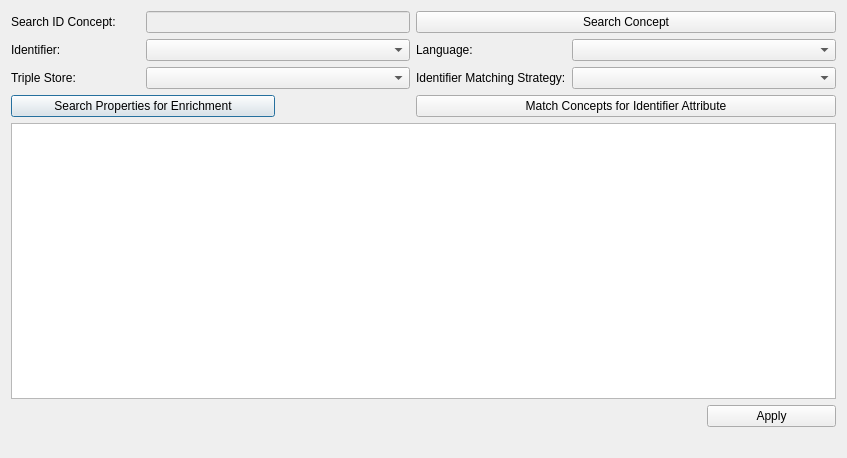
First picture: the form in dialogs/ui/whattoenrichdialog.ui, repository sparqlunicorn/sparqlunicornGoesGIS, before the edit.
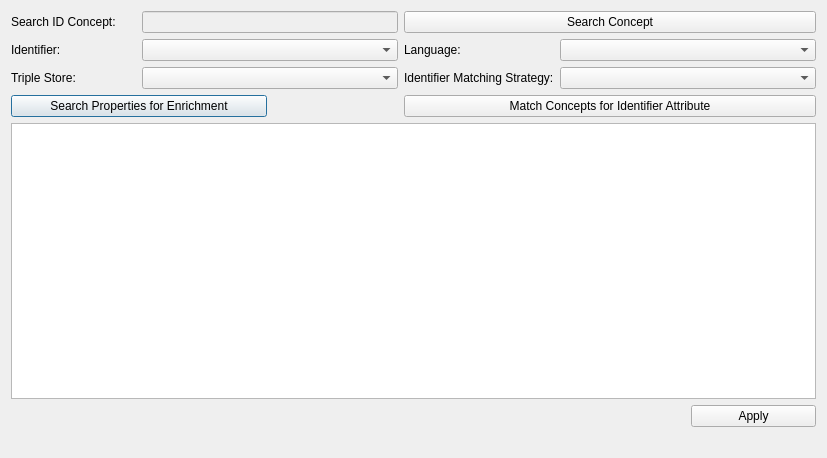
Second picture: the form after the edit.

Commit message: Fixes for enrichment dialog

Patch:
```diff
--- a/dialogs/ui/whattoenrichdialog.ui
+++ b/dialogs/ui/whattoenrichdialog.ui
@@ -6,7 +6,7 @@
    <rect>
     <x>0</x>
     <y>0</y>
-    <width>847</width>
+    <width>827</width>
     <height>458</height>
    </rect>
   </property>
```
Left out of the diff: 38 changed lines with no effect on the pictures. The commit also changes 4 other files.
